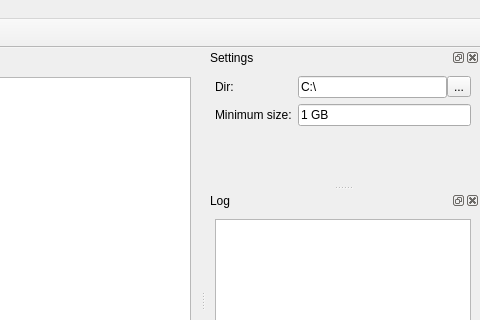
Before: the Qt Designer form mainwindow.ui in gil9red/directory-sizes, drawn with Qt 5; both pictures show x 367 to 847 and y 0 to 320 of the 847 by 573 pixel window.
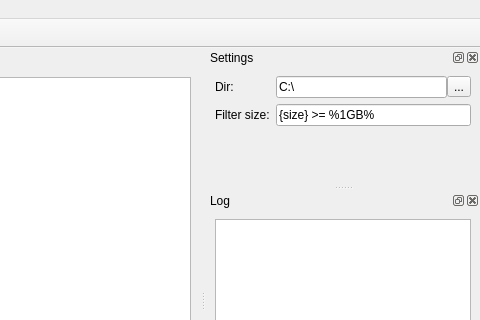
After: the same form once the commit is applied.

Commit message: Более сложный поиск:  возможность указать больше, меньше, равно указанному размеру, а также диавпазон Исправление ошибки из-за которой дерево может оказаться пустым, хоть папки, удовлетворяющие фильтру найдены Во время выполнения программы видно, что дерево заполняется

Patch:
```diff
--- a/mainwindow.ui
+++ b/mainwindow.ui
@@ -115,14 +115,14 @@
        <item row="1" column="0">
         <widget class="QLabel" name="label_min_size">
          <property name="text">
-          <string>Minimum size:</string>
+          <string>Filter size:</string>
          </property>
         </widget>
        </item>
        <item row="1" column="1">
         <widget class="QLineEdit" name="line_edit_less_min_size">
          <property name="text">
-          <string>1 GB</string>
+          <string>{size} &gt;= %1GB%</string>
          </property>
         </widget>
        </item>
```
Left out of the diff: 5 changed lines with no effect on the pictures. The commit also changes 2 other files.
